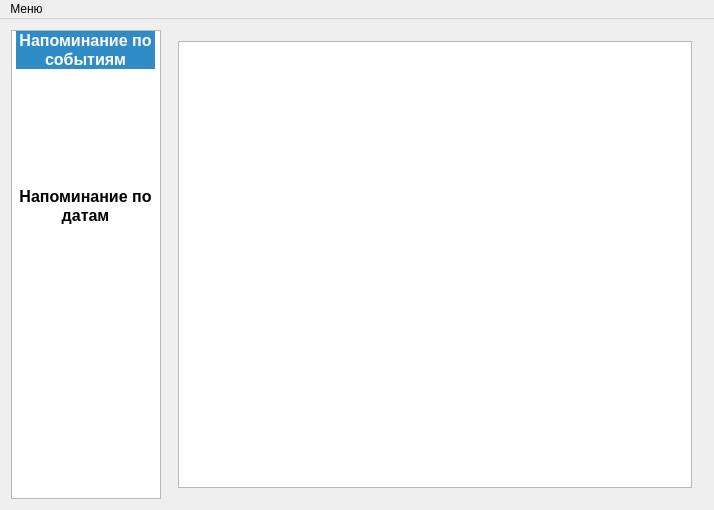
0r4anin/reminder, file mainwindow.ui: the form before one commit.
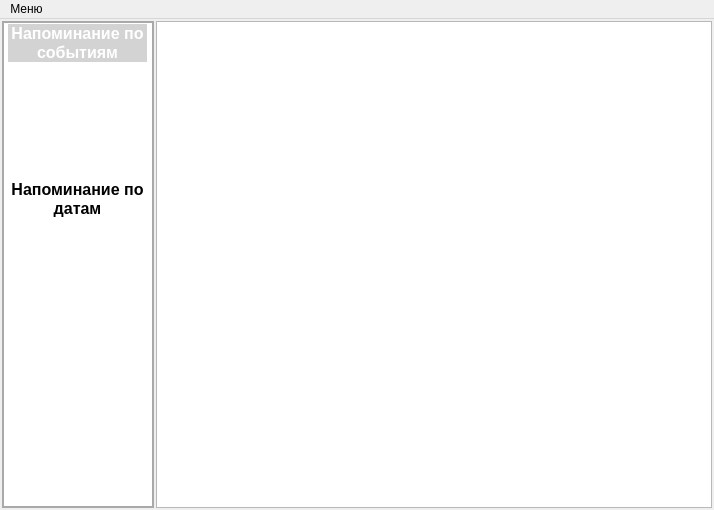
The form after the commit. Icons and pictures are not drawn.

Patch:
```diff
--- a/mainwindow.ui
+++ b/mainwindow.ui
@@ -15,14 +15,55 @@
   </property>
   <widget class="QWidget" name="centralWidget">
    <layout class="QGridLayout" name="gridLayout">
+    <property name="leftMargin">
+     <number>2</number>
+    </property>
+    <property name="topMargin">
+     <number>2</number>
+    </property>
+    <property name="rightMargin">
+     <number>2</number>
+    </property>
+    <property name="bottomMargin">
+     <number>2</number>
+    </property>
+    <property name="spacing">
+     <number>2</number>
+    </property>
     <item row="0" column="0">
      <widget class="QListWidget" name="listWidget">
       <property name="maximumSize">
        <size>
-        <width>150</width>
+        <width>152</width>
         <height>16777215</height>
        </size>
       </property>
+      <property name="styleSheet">
+       <string notr="true">QListWidget#listWidget {
+
+	border: 2px solid darkgray;
+    selection-background-color: lightgray;
+	alternate-background-color: yellow;
+}
+
+QListView::item {
+	margin-top:2px;
+}
+QListView::item:selected:!active {
+    background: qlineargradient(x1: 0, y1: 0, x2: 0, y2: 1,
+                                stop: 0 #ABAFE5, stop: 1 #8588B2);
+}
+
+QListView::item:selected:active {
+    background: qlineargradient(x1: 0, y1: 0, x2: 0, y2: 1,
+                                stop: 0 #6a6ea9, stop: 1 #888dd9);
+}
+
+QListView::item:hover {
+    background: qlineargradient(x1: 0, y1: 0, x2: 0, y2: 1,
+                                stop: 0 #FAFBFE, stop: 1 #DCDEF1);
+}</string>
+      </property>
       <property name="iconSize">
        <size>
         <width>96</width>
@@ -96,6 +137,9 @@
         <iconset resource="img.qrc">
          <normaloff>:/icon/calendar.png</normaloff>:/icon/calendar.png</iconset>
        </property>
+       <property name="flags">
+        <set>ItemIsSelectable|ItemIsUserCheckable|ItemIsEnabled</set>
+       </property>
       </item>
      </widget>
     </item>
@@ -103,6 +147,18 @@
      <widget class="QStackedWidget" name="stackedWidget">
       <widget class="QWidget" name="event_page">
        <layout class="QGridLayout" name="gridLayout_2">
+        <property name="leftMargin">
+         <number>0</number>
+        </property>
+        <property name="topMargin">
+         <number>0</number>
+        </property>
+        <property name="rightMargin">
+         <number>0</number>
+        </property>
+        <property name="bottomMargin">
+         <number>0</number>
+        </property>
         <item row="0" column="0">
          <widget class="QListWidget" name="eventList">
           <property name="spacing">
```
Left out of the diff: 21 changed lines with no effect on the pictures.
